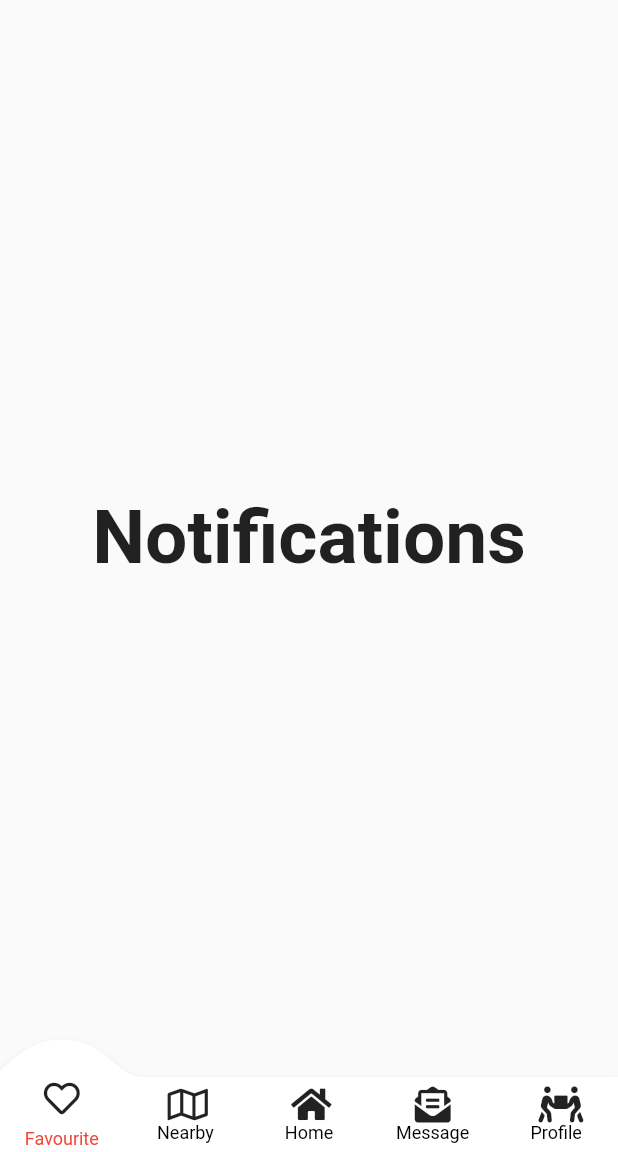
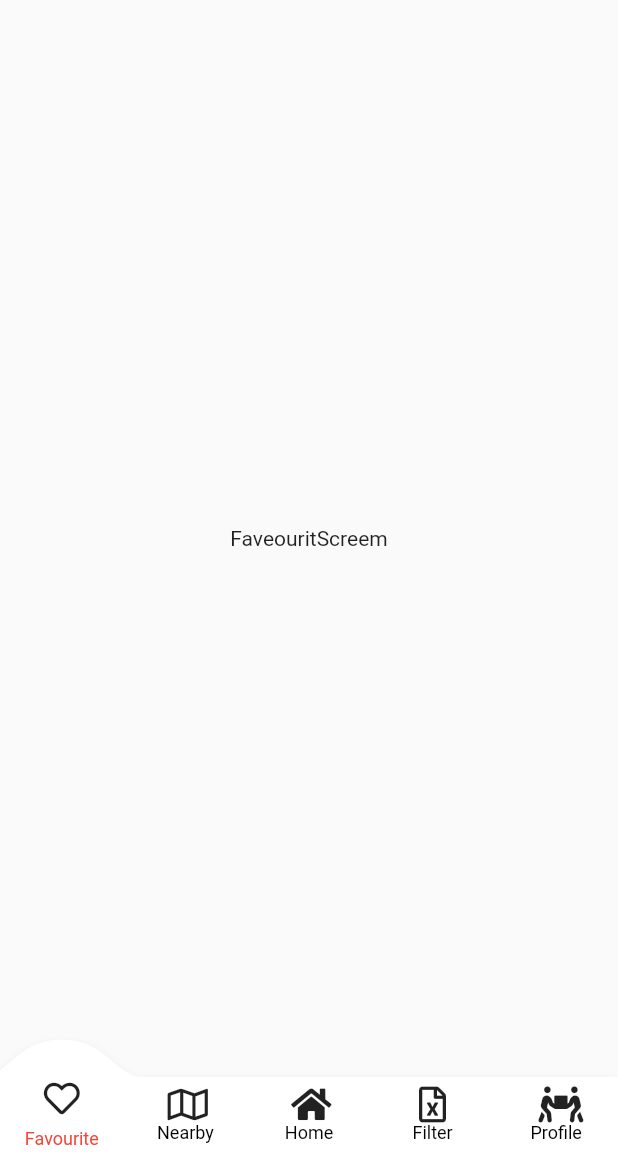
Before and after one commit to xaakib/weva_app, a Flutter app: the MainScreen screen opened directly, on a phone screen of 412 x 824 dp, the part 84-1236 px from its top. Run offline on Flutter 3.47's test engine with Material 2 defaults, Android fonts, the phone set to English and light mode, and no system bars; drawn by our look-alikes of convex_bottom_bar; our stand-ins replace carousel_pro, font_awesome_flutter; missing offline and left inert: international_phone_input.

Commit message:
chnaged some

```diff
--- /dev/null
+++ b/lib/screens/bottom_NavigationScreens/favourit_screen.dart
@@ -0,0 +1,11 @@
+import 'package:flutter/material.dart';
+
+class FavouriteScreen extends StatelessWidget {
+  @override
+  Widget build(BuildContext context) {
+    return Center(
+        child: Container(
+      child: Text("FaveouritScreem"),
+    ));
+  }
+}
--- a/lib/screens/main_screen.dart
+++ b/lib/screens/main_screen.dart
@@ -4,6 +4,7 @@ import 'package:font_awesome_flutter/font_awesome_flutter.dart';
 import 'package:weva_app/screens/bottom_NavigationScreens/nav_home.dart';
 import 'package:weva_app/screens/bottom_NavigationScreens/nav_notification_screen.dart';
 import 'package:weva_app/screens/bottom_NavigationScreens/near_Screen.dart';
+import 'package:weva_app/screens/bottom_NavigationScreens/favourit_screen.dart';
 
 class MainScreen extends StatefulWidget {
   @override
@@ -14,7 +15,7 @@ class _MainScreenState extends State<MainScreen> {
   int _currentIndex = 0;
 
   List listOfPage = [
-    NavNotificationScreen(),
+    FavouriteScreen(),
     NearScreen(),
     NavHomeScreen(),
     NavNotificationScreen(),
@@ -89,8 +90,8 @@ class _MainScreenState extends State<MainScreen> {
               icon: Center(child: FaIcon(FontAwesomeIcons.home)),
               title: 'Home'),
           TabItem(
-              icon: Center(child: FaIcon(FontAwesomeIcons.envelopeOpenText)),
-              title: 'Message'),
+              icon: Center(child: FaIcon(FontAwesomeIcons.fileExcel)),
+              title: 'Filter'),
           TabItem(
               icon: Center(child: FaIcon(FontAwesomeIcons.peopleCarry)),
               title: 'Profile'),
```
Also changed, not shown: lib/screens/bottom_NavigationScreens/filter_screen.dart (added).
